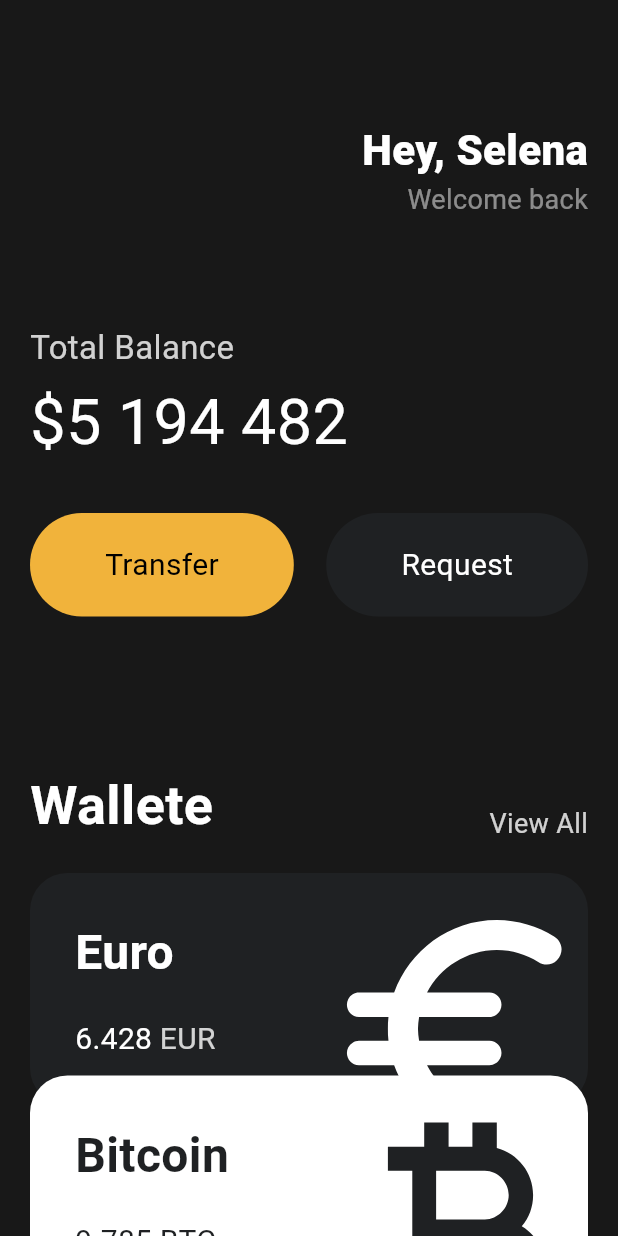
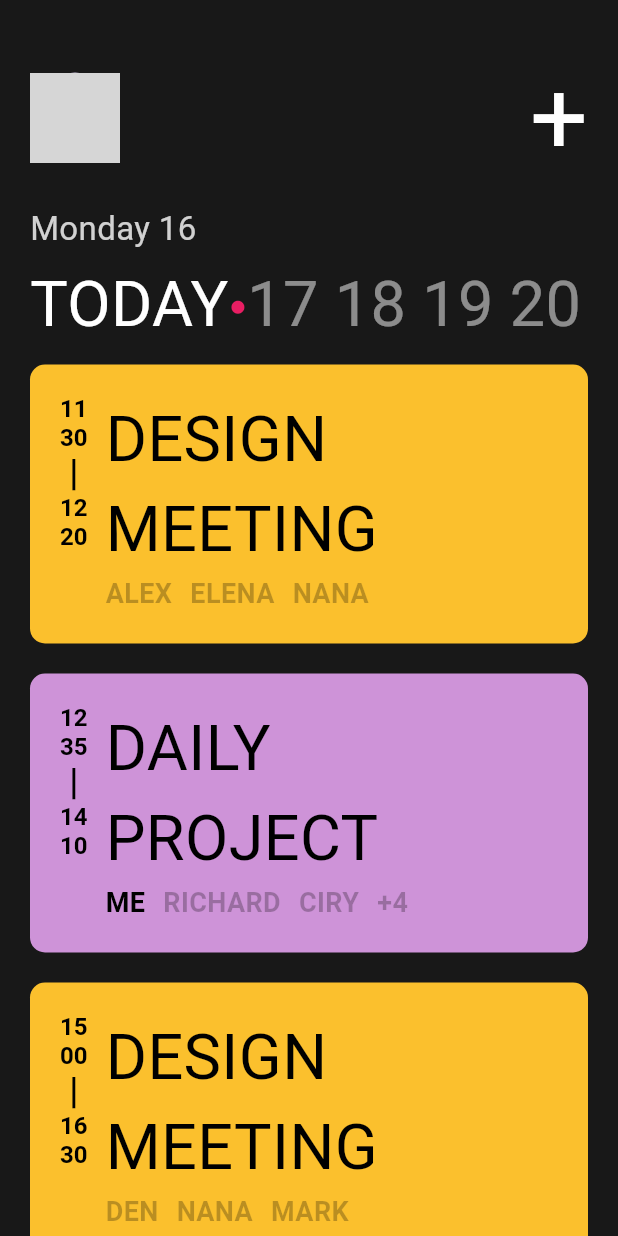
Before and after one commit to Tinubee/flutter-learn, a Flutter app: the screen it shows after launch, on a phone screen of 412 x 824 dp. Run offline on Flutter 3.47's test engine with Material 3 defaults, Android fonts, the phone set to English and light mode, and no system bars; network calls fail; grey boxes are pictures that could not be loaded.

Commit message:
📝 Challenge

```diff
--- a/analysis_options.yaml
+++ b/analysis_options.yaml
@@ -24,6 +24,5 @@ linter:
   rules:
     # avoid_print: false  # Uncomment to disable the `avoid_print` rule
     # prefer_single_quotes: true  # Uncomment to enable the `prefer_single_quotes` rule
-
 # Additional information about this file can be found at
 # https://dart.dev/guides/language/analysis-options
--- a/lib/main.dart
+++ b/lib/main.dart
@@ -1,6 +1,5 @@
 import 'package:flutter/material.dart';
-import 'package:toonflix/widgets/Button.dart';
-import 'package:toonflix/widgets/curency_card.dart';
+import 'package:toonflix/widgets/curency_card.dart'; // Assuming you have renamed the CurrencyCard to DesignMeetingCard and it now lives here.
 
 void main() {
   runApp(const App());
@@ -20,120 +19,86 @@ class App extends StatelessWidget {
             child: Column(
               crossAxisAlignment: CrossAxisAlignment.start,
               children: [
-                const SizedBox(
-                  height: 80,
+                const SizedBox(height: 30),
+                const Row(
+                  mainAxisAlignment: MainAxisAlignment.spaceBetween,
+                  children: [
+                    CircleAvatar(
+                      radius: 30,
+                      child: CircleAvatar(
+                        radius:
+                            48, // slightly smaller to create a border effect
+                        backgroundImage: NetworkImage(
+                            'https://www.woolha.com/media/2020/03/eevee.png'),
                       ),
-                Row(
-                  mainAxisAlignment: MainAxisAlignment.end,
-                  children: [
-                    Column(
-                      crossAxisAlignment: CrossAxisAlignment.end,
-                      children: [
-                        const Text(
-                          'Hey, Selena',
+                    ),
+                    Text(
+                      '+',
                       style: TextStyle(
                         color: Colors.white,
-                              fontSize: 28,
-                              fontWeight: FontWeight.w800),
-                        ),
-                        Text(
-                          'Welcome back',
-                          style: TextStyle(
-                            color: Colors.white.withOpacity(0.5),
-                            fontSize: 18,
+                        fontSize: 68,
                       ),
                     ),
                   ],
                 ),
-                  ],
+                const SizedBox(height: 10),
+                Text(
+                  'Monday 16',
+                  style: TextStyle(
+                      fontSize: 22, color: Colors.white.withOpacity(0.8)),
                 ),
-                const SizedBox(
-                  height: 70,
-                ),
-                Text(
-                  'Total Balance',
-                  style: TextStyle(
-                      fontSize: 22, color: Colors.white.withOpacity((0.8))),
-                ),
-                const SizedBox(
-                  height: 5,
-                ),
+                const SizedBox(height: 5),
+                Row(
+                  children: [
                     const Text(
-                  '\$5 194 482',
+                      'TODAY',
                       style: TextStyle(
                         fontSize: 42,
                         color: Colors.white,
                       ),
                     ),
-                const SizedBox(
-                  height: 30,
+                    const Text(
+                      '●',
+                      style: TextStyle(
+                        fontSize: 20,
+                        color: Colors.pink,
                       ),
-                Row(
-                  mainAxisAlignment: MainAxisAlignment.spaceBetween,
-                  children: const [
-                    Button(
-                        text: 'Transfer',
-                        bgColor: Color(0xFFF1B33B),
-                        textColor: Colors.black),
-                    Button(
-                        text: 'Request',
-                        bgColor: Color(0xFF1F2123),
-                        textColor: Colors.white),
-                  ],
-                ),
-                const SizedBox(
-                  height: 100,
-                ),
-                Row(
-                  crossAxisAlignment: CrossAxisAlignment.end,
-                  mainAxisAlignment: MainAxisAlignment.spaceBetween,
-                  children: [
-                    const Text(
-                      'Wallete',
-                      style: TextStyle(
-                          color: Colors.white,
-                          fontSize: 36,
-                          fontWeight: FontWeight.w600),
                     ),
                     Text(
-                      'View All',
+                      '17 18 19 20',
                       style: TextStyle(
-                        color: Colors.white.withOpacity((0.8)),
-                        fontSize: 18,
+                        fontSize: 42,
+                        color: Colors.white.withOpacity(0.5),
                       ),
                     ),
                   ],
                 ),
-                const SizedBox(
-                  height: 20,
+                const SizedBox(height: 10),
+                const DesignMeetingCard(
+                  meetingTitle: 'DESIGN MEETING',
+                  participantNames: ['ALEX', 'ELENA', 'NANA'],
+                  startTime: '11:30',
+                  endTime: '12:20',
+                  isInverted: true,
                 ),
-                const CurrencyCard(
-                  name: 'Euro',
-                  code: 'EUR',
-                  amount: '6.428',
-                  icon: Icons.euro_rounded,
+                const SizedBox(height: 20),
+                const DesignMeetingCard(
+                  meetingTitle: 'DAILY PROJECT',
+                  participantNames: ['ME', 'RICHARD', 'CIRY', '+4'],
+                  startTime: '12:35',
+                  endTime: '14:10',
                   isInverted: false,
-                  offsetX: 0,
-                  offsetY: 0,
                 ),
-                const CurrencyCard(
-                  name: 'Bitcoin',
-                  code: 'BTC',
-                  amount: '9.785',
-                  icon: Icons.currency_bitcoin,
+                const SizedBox(height: 20),
+                const DesignMeetingCard(
+                  meetingTitle: 'DESIGN MEETING',
+                  participantNames: ['DEN', 'NANA', 'MARK'],
+                  startTime: '15:00',
+                  endTime: '16:30',
                   isInverted: true,
-                  offsetX: 0,
-                  offsetY: -20,
                 ),
-                const CurrencyCard(
-                  name: 'Dollar',
-                  code: 'USD',
-                  amount: '428',
-                  icon: Icons.attach_money,
-                  isInverted: false,
-                  offsetX: 0,
-                  offsetY: -40,
-                ),
+                const SizedBox(height: 20),
+                // Other CurrencyCard widgets go here
               ],
             ),
           ),
--- a/lib/widgets/button.dart
+++ /dev/null
@@ -1,37 +0,0 @@
-import 'package:flutter/material.dart';
-
-class Button extends StatelessWidget {
-  final String text;
-  final Color bgColor;
-  final Color textColor;
-
-  const Button({
-    super.key,
-    required this.text,
-    required this.bgColor,
-    required this.textColor,
-  });
-
-  @override
-  Widget build(BuildContext context) {
-    return Container(
-      decoration: BoxDecoration(
-        color: bgColor,
-        borderRadius: BorderRadius.circular(45),
-      ),
-      child: Padding(
-        padding: const EdgeInsets.symmetric(
-          vertical: 20,
-          horizontal: 50,
-        ),
-        child: Text(
-          text,
-          style: TextStyle(
-            color: textColor,
-            fontSize: 20,
-          ),
-        ),
-      ),
-    );
-  }
-}
--- a/lib/widgets/curency_card.dart
+++ b/lib/widgets/curency_card.dart
@@ -1,90 +1,101 @@
 import 'package:flutter/material.dart';
 
-class CurrencyCard extends StatelessWidget {
-  final String name, code, amount;
-  final IconData icon;
+class DesignMeetingCard extends StatelessWidget {
+  final String meetingTitle;
+  final List<String> participantNames;
+  final String startTime;
+  final String endTime;
   final bool isInverted;
-  final double offsetX, offsetY;
 
-  final _blackColor = const Color(0xFF1F2123);
-
-  const CurrencyCard({
-    super.key,
-    required this.name,
-    required this.code,
-    required this.amount,
-    required this.icon,
-    required this.isInverted,
-    required this.offsetX,
-    required this.offsetY,
-  });
+  const DesignMeetingCard({
+    Key? key,
+    required this.meetingTitle,
+    required this.participantNames,
+    required this.startTime,
+    required this.endTime,
+    this.isInverted = false,
+  }) : super(key: key);
 
   @override
   Widget build(BuildContext context) {
-    return Transform.translate(
-      offset: Offset(offsetX, offsetY),
-      child: Container(
+    return Container(
       clipBehavior: Clip.hardEdge,
       decoration: BoxDecoration(
-            color: isInverted ? Colors.white : _blackColor,
-            borderRadius: BorderRadius.circular(25)),
+        color: isInverted ? Colors.yellow.shade700 : Colors.purple.shade200,
+        borderRadius: BorderRadius.circular(10),
+      ),
       child: Padding(
-          padding: const EdgeInsets.all(30),
+        padding: const EdgeInsets.all(20),
         child: Row(
-            mainAxisAlignment: MainAxisAlignment.spaceBetween,
+          crossAxisAlignment: CrossAxisAlignment.start,
           children: [
             Column(
+              crossAxisAlignment: CrossAxisAlignment
+                  .center, // Ensures everything is centered horizontally within the column
+              children: [
+                RichText(
+                  text: TextSpan(
+                    style: const TextStyle(
+                      color: Colors.black,
+                      fontSize: 16,
+                      fontWeight: FontWeight.bold,
+                    ),
+                    children: [
+                      TextSpan(
+                          text:
+                              '${startTime.substring(0, 2)}\n'), // "11" from "11:30"
+                      TextSpan(
+                          text:
+                              '${startTime.substring(3)}\n'), // "30" from "11:30"
+                      const TextSpan(
+                          text: '|',
+                          style: TextStyle(
+                              fontSize:
+                                  24)), // Increased font size for alignment
+                      TextSpan(
+                          text:
+                              '\n${endTime.substring(0, 2)}'), // "12" from "12:20"
+                      TextSpan(
+                          text:
+                              '\n${endTime.substring(3)}'), // "20" from "12:20"
+                    ],
+                  ),
+                  textAlign:
+                      TextAlign.center, // Center-aligns the RichText content
+                ),
+              ],
+            ),
+            const SizedBox(width: 12), // Space between time and title
+            Expanded(
+              child: Column(
                 crossAxisAlignment: CrossAxisAlignment.start,
                 children: [
                   Text(
+                    meetingTitle,
+                    style: const TextStyle(
+                      color: Colors.black,
+                      fontSize: 42,
+                    ),
+                  ),
+                  Wrap(
+                    spacing: 12,
+                    children: participantNames
+                        .map((name) => Text(
                               name,
                               style: TextStyle(
-                      color: isInverted ? _blackColor : Colors.white,
-                      fontSize: 32,
-                      fontWeight: FontWeight.w600,
+                                fontSize: 18,
+                                color: name == "ME"
+                                    ? Colors.black
+                                    : Colors.black26,
+                                fontWeight: FontWeight.bold,
                               ),
+                            ))
+                        .toList(),
                   ),
-                  const SizedBox(
-                    height: 20,
-                  ),
-                  Row(
-                    children: [
-                      Text(
-                        amount,
-                        style: TextStyle(
-                          color: isInverted ? _blackColor : Colors.white,
-                          fontSize: 20,
-                        ),
-                      ),
-                      const SizedBox(
-                        width: 5,
-                      ),
-                      Text(
-                        code,
-                        style: TextStyle(
-                          color: isInverted
-                              ? _blackColor
-                              : Colors.white.withOpacity(0.8),
-                          fontSize: 20,
+                ],
               ),
             ),
           ],
-                  ),
-                ],
-              ),
-              Transform.scale(
-                scale: 2.2,
-                child: Transform.translate(
-                  offset: const Offset(-5, 12),
-                  child: Icon(
-                    icon,
-                    color: isInverted ? _blackColor : Colors.white,
-                    size: 88,
-                  ),
-                ),
-              )
-            ],
-          ),
         ),
       ),
     );
```
Also changed, not shown: pubspec.yaml (+4 -4 lines), assets/images/1.png (added), assets/images/2.png (added), assets/images/3.png (added), pubspec.lock, 1 other file. Lines whose indentation alone changed are shown as unchanged.
